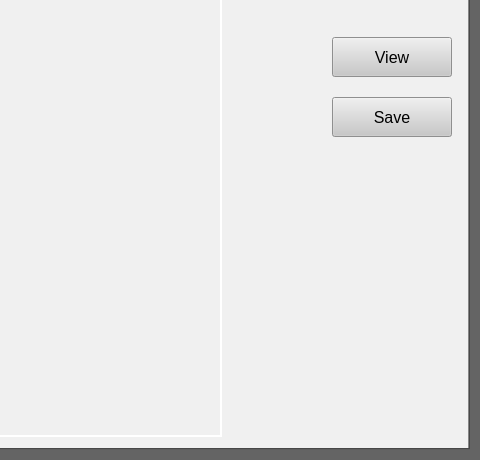
Old version of the form VIG_2.1/main.ui in the repository JihoonSon94/VASP_input_generator; both pictures show x 500 to 980 and y 270 to 730 of the 980 by 730 pixel window.
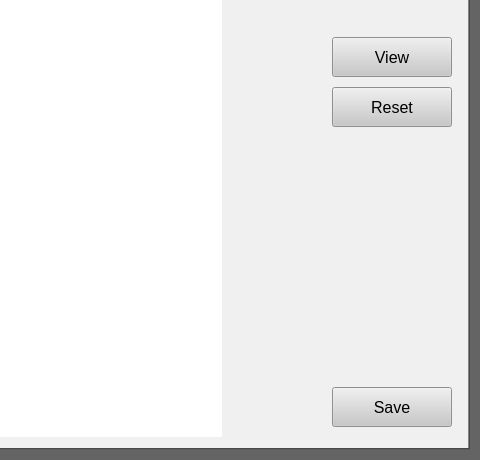
New version of the form.

```diff
--- a/VIG_2.1/main.ui
+++ b/VIG_2.1/main.ui
@@ -534,6 +534,9 @@
      <property name="acceptDrops">
       <bool>false</bool>
      </property>
+     <property name="styleSheet">
+      <string notr="true">background-color: rgb(255, 255, 255);</string>
+     </property>
      <property name="frameShape">
       <enum>QFrame::WinPanel</enum>
      </property>
@@ -674,7 +677,7 @@
      <property name="geometry">
       <rect>
        <x>820</x>
-       <y>320</y>
+       <y>610</y>
        <width>120</width>
        <height>40</height>
       </rect>
@@ -748,6 +751,42 @@
       <bool>false</bool>
      </property>
     </widget>
+    <widget class="QPushButton" name="reset_coordinate_button">
+     <property name="geometry">
+      <rect>
+       <x>820</x>
+       <y>310</y>
+       <width>120</width>
+       <height>40</height>
+      </rect>
+     </property>
+     <property name="font">
+      <font>
+       <family>Arial</family>
+       <pointsize>12</pointsize>
+       <weight>50</weight>
+       <bold>false</bold>
+      </font>
+     </property>
+     <property name="focusPolicy">
+      <enum>Qt::TabFocus</enum>
+     </property>
+     <property name="layoutDirection">
+      <enum>Qt::LeftToRight</enum>
+     </property>
+     <property name="styleSheet">
+      <string notr="true">background-color: rgb(200, 200, 200);</string>
+     </property>
+     <property name="text">
+      <string>Reset</string>
+     </property>
+     <property name="autoDefault">
+      <bool>true</bool>
+     </property>
+     <property name="default">
+      <bool>false</bool>
+     </property>
+    </widget>
    </widget>
    <widget class="QWidget" name="KPOINTS">
     <property name="styleSheet">
```
Left out of the diff: 1 changed line with no effect on the pictures.
